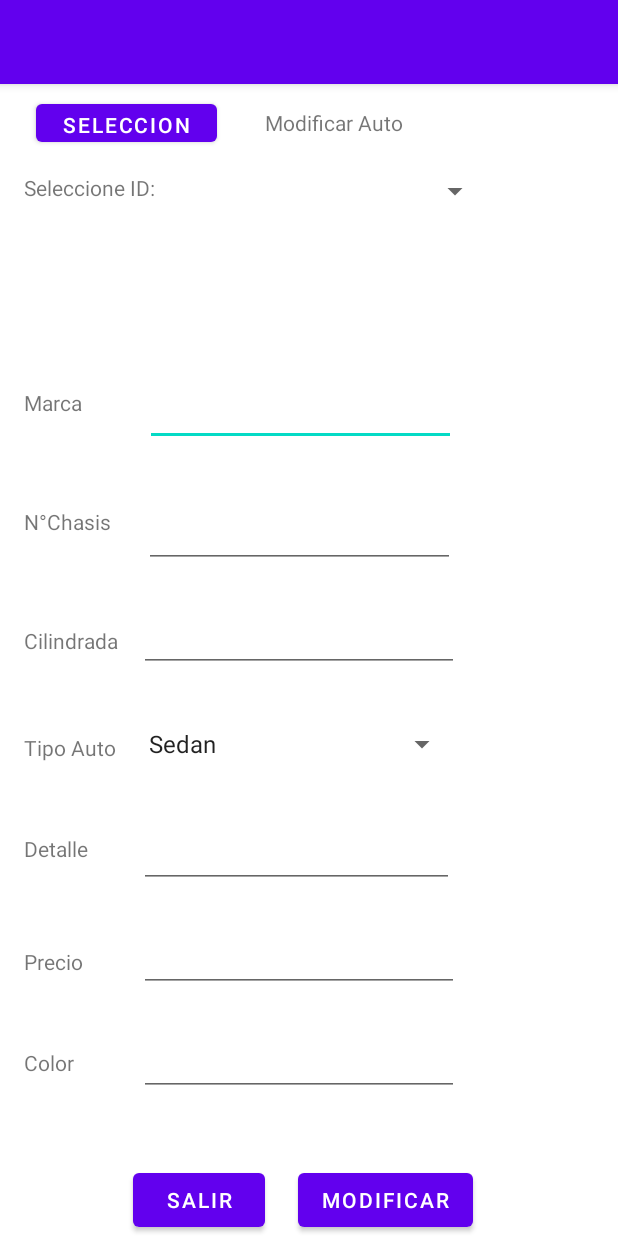
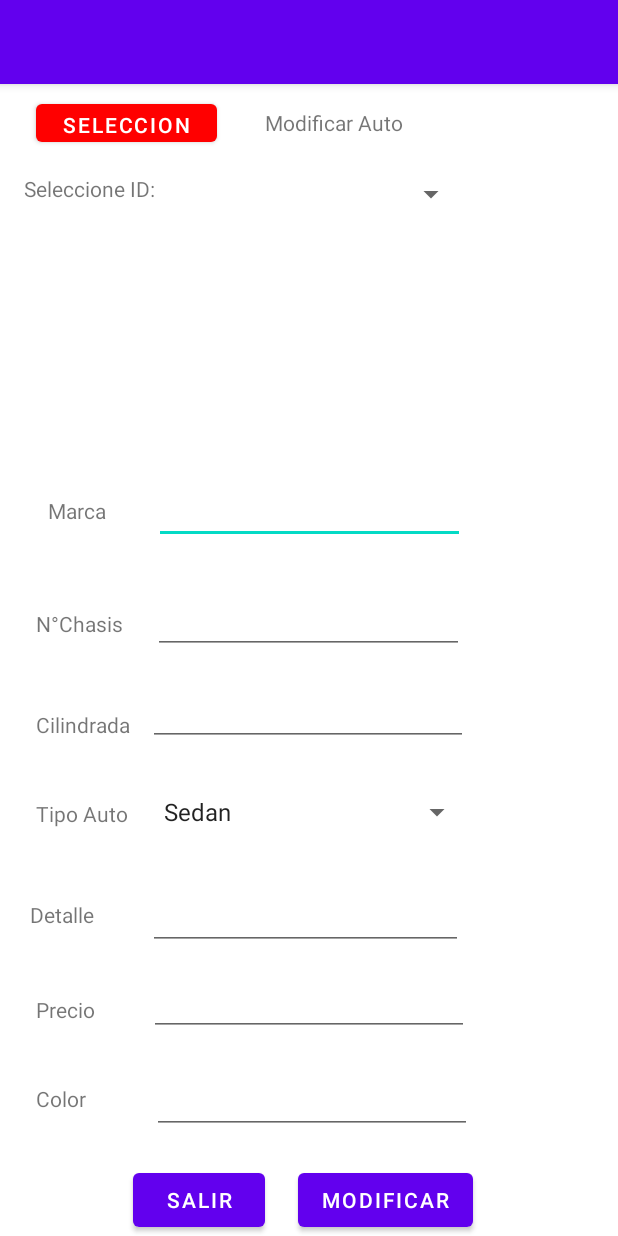
Before and after one commit to kaitomugui/certamen2, an Android app: the ModificarAuto screen opened directly, with no data from a screen before it, on a phone screen of 412 x 824 dp. Run offline under Robolectric (Android 15) with nearby library versions, the phone set to English and light mode, and no system bars.

Commit message:
Modificar Auto Ordenado

```diff
--- a/app/src/main/res/layout/activity_modificar_auto.xml
+++ b/app/src/main/res/layout/activity_modificar_auto.xml
@@ -35,88 +35,133 @@
         android:id="@+id/spMIdAutos"
         android:layout_width="192dp"
         android:layout_height="28dp"
-        android:layout_marginStart="32dp"
-        android:layout_marginLeft="32dp"
-        android:layout_marginTop="22dp"
-        app:layout_constraintBottom_toTopOf="@+id/edtMMarca"
+        android:layout_marginStart="16dp"
+        android:layout_marginLeft="16dp"
+        android:layout_marginTop="24dp"
         app:layout_constraintStart_toEndOf="@+id/tvM2"
-        app:layout_constraintTop_toBottomOf="@+id/tvM1"
-        app:layout_constraintVertical_bias="0.0" />
+        app:layout_constraintTop_toBottomOf="@+id/tvM1" />
 
     <EditText
         android:id="@+id/edtMMarca"
         android:layout_width="207dp"
         android:layout_height="59dp"
-        android:layout_marginStart="42dp"
-        android:layout_marginLeft="42dp"
-        android:layout_marginBottom="24dp"
+        android:layout_marginStart="32dp"
+        android:layout_marginLeft="32dp"
+        android:layout_marginBottom="16dp"
         android:ems="10"
         android:inputType="textPersonName"
         app:layout_constraintBottom_toTopOf="@+id/edtMChasis"
         app:layout_constraintStart_toEndOf="@+id/tvM3" />
 
+    <TextView
+        android:id="@+id/tvM9"
+        android:layout_width="wrap_content"
+        android:layout_height="wrap_content"
+        android:layout_marginStart="24dp"
+        android:layout_marginLeft="24dp"
+        android:text="Color"
+        app:layout_constraintBottom_toBottomOf="@+id/edtMColor"
+        app:layout_constraintStart_toStartOf="parent"
+        app:layout_constraintTop_toTopOf="@+id/edtMColor"
+        app:layout_constraintVertical_bias="0.461" />
+
+    <TextView
+        android:id="@+id/tvM4"
+        android:layout_width="wrap_content"
+        android:layout_height="wrap_content"
+        android:layout_marginStart="24dp"
+        android:layout_marginLeft="24dp"
+        android:layout_marginBottom="48dp"
+        android:text="N°Chasis"
+        app:layout_constraintBottom_toTopOf="@+id/tvM5"
+        app:layout_constraintStart_toStartOf="parent" />
+
     <EditText
-        android:id="@+id/edtMDetalle"
-        android:layout_width="210dp"
-        android:layout_height="48dp"
-        android:layout_marginStart="34dp"
-        android:layout_marginLeft="34dp"
-        android:layout_marginBottom="24dp"
+        android:id="@+id/edtMCilindrada"
+        android:layout_width="wrap_content"
+        android:layout_height="wrap_content"
+        android:layout_marginStart="12dp"
+        android:layout_marginLeft="12dp"
+        android:layout_marginBottom="20dp"
+        android:ems="10"
+        android:inputType="number"
+        app:layout_constraintBottom_toTopOf="@+id/spMTipoAuto"
+        app:layout_constraintStart_toEndOf="@+id/tvM5" />
+
+    <EditText
+        android:id="@+id/edtMChasis"
+        android:layout_width="207dp"
+        android:layout_height="57dp"
+        android:layout_marginStart="20dp"
+        android:layout_marginLeft="20dp"
+        android:layout_marginBottom="16dp"
+        android:ems="10"
+        android:inputType="number"
+        app:layout_constraintBottom_toTopOf="@+id/edtMCilindrada"
+        app:layout_constraintStart_toEndOf="@+id/tvM4" />
+
+    <EditText
+        android:id="@+id/edtMColor"
+        android:layout_width="wrap_content"
+        android:layout_height="wrap_content"
+        android:layout_marginStart="44dp"
+        android:layout_marginLeft="44dp"
+        android:layout_marginBottom="20dp"
         android:ems="10"
         android:inputType="textPersonName"
-        app:layout_constraintBottom_toTopOf="@+id/edtMPrecio"
-        app:layout_constraintStart_toEndOf="@+id/evM7" />
+        app:layout_constraintBottom_toTopOf="@+id/btMSalir"
+        app:layout_constraintStart_toEndOf="@+id/tvM9" />
+
+    <Spinner
+        android:id="@+id/spMTipoAuto"
+        android:layout_width="214dp"
+        android:layout_height="48dp"
+        android:layout_marginStart="16dp"
+        android:layout_marginLeft="16dp"
+        android:layout_marginBottom="20dp"
+        app:layout_constraintBottom_toTopOf="@+id/edtMDetalle"
+        app:layout_constraintStart_toEndOf="@+id/tvM6" />
+
+    <TextView
+        android:id="@+id/evM7"
+        android:layout_width="wrap_content"
+        android:layout_height="wrap_content"
+        android:layout_marginStart="20dp"
+        android:layout_marginLeft="20dp"
+        android:layout_marginBottom="44dp"
+        android:text="Detalle"
+        app:layout_constraintBottom_toTopOf="@+id/tvM8"
+        app:layout_constraintStart_toStartOf="parent" />
+
+    <EditText
+        android:id="@+id/edtMPrecio"
+        android:layout_width="wrap_content"
+        android:layout_height="wrap_content"
+        android:layout_marginStart="36dp"
+        android:layout_marginLeft="36dp"
+        android:layout_marginBottom="20dp"
+        android:ems="10"
+        android:inputType="number"
+        app:layout_constraintBottom_toTopOf="@+id/edtMColor"
+        app:layout_constraintStart_toEndOf="@+id/tvM8" />
 
     <TextView
         android:id="@+id/tvM3"
         android:layout_width="wrap_content"
         android:layout_height="wrap_content"
-        android:layout_marginStart="16dp"
-        android:layout_marginLeft="16dp"
-        android:layout_marginBottom="60dp"
+        android:layout_marginStart="32dp"
+        android:layout_marginLeft="32dp"
+        android:layout_marginBottom="56dp"
         android:text="Marca"
         app:layout_constraintBottom_toTopOf="@+id/tvM4"
-        app:layout_constraintStart_toStartOf="parent" />
-
-    <TextView
-        android:id="@+id/tvM4"
-        android:layout_width="wrap_content"
-        android:layout_height="wrap_content"
-        android:layout_marginStart="16dp"
-        android:layout_marginLeft="16dp"
-        android:layout_marginBottom="60dp"
-        android:text="N°Chasis"
-        app:layout_constraintBottom_toTopOf="@+id/tvM5"
-        app:layout_constraintStart_toStartOf="parent" />
-
-    <TextView
-        android:id="@+id/tvM9"
-        android:layout_width="wrap_content"
-        android:layout_height="wrap_content"
-        android:layout_marginStart="16dp"
-        android:layout_marginLeft="16dp"
-        android:text="Color"
-        app:layout_constraintBottom_toBottomOf="@+id/edtMColor"
-        app:layout_constraintStart_toStartOf="parent"
-        app:layout_constraintTop_toTopOf="@+id/edtMColor" />
-
-    <TextView
-        android:id="@+id/evM7"
-        android:layout_width="wrap_content"
-        android:layout_height="wrap_content"
-        android:layout_marginStart="16dp"
-        android:layout_marginLeft="16dp"
-        android:layout_marginBottom="56dp"
-        android:text="Detalle"
-        app:layout_constraintBottom_toTopOf="@+id/tvM8"
         app:layout_constraintStart_toStartOf="parent" />
 
     <TextView
         android:id="@+id/tvM6"
         android:layout_width="wrap_content"
         android:layout_height="wrap_content"
-        android:layout_marginStart="16dp"
-        android:layout_marginLeft="16dp"
+        android:layout_marginStart="24dp"
+        android:layout_marginLeft="24dp"
         android:layout_marginBottom="48dp"
         android:text="Tipo Auto"
         app:layout_constraintBottom_toTopOf="@+id/evM7"
@@ -126,9 +171,9 @@
         android:id="@+id/tvM8"
         android:layout_width="wrap_content"
         android:layout_height="wrap_content"
-        android:layout_marginStart="16dp"
-        android:layout_marginLeft="16dp"
-        android:layout_marginBottom="48dp"
+        android:layout_marginStart="24dp"
+        android:layout_marginLeft="24dp"
+        android:layout_marginBottom="40dp"
         android:text="Precio"
         app:layout_constraintBottom_toTopOf="@+id/tvM9"
         app:layout_constraintStart_toStartOf="parent" />
@@ -137,70 +182,24 @@
         android:id="@+id/tvM5"
         android:layout_width="wrap_content"
         android:layout_height="wrap_content"
-        android:layout_marginStart="16dp"
-        android:layout_marginLeft="16dp"
-        android:layout_marginBottom="52dp"
+        android:layout_marginStart="24dp"
+        android:layout_marginLeft="24dp"
+        android:layout_marginBottom="40dp"
         android:text="Cilindrada"
         app:layout_constraintBottom_toTopOf="@+id/tvM6"
         app:layout_constraintStart_toStartOf="parent" />
 
     <EditText
-        android:id="@+id/edtMCilindrada"
-        android:layout_width="wrap_content"
-        android:layout_height="wrap_content"
-        android:layout_marginStart="14dp"
-        android:layout_marginLeft="14dp"
-        android:layout_marginBottom="24dp"
-        android:ems="10"
-        android:inputType="number"
-        app:layout_constraintBottom_toTopOf="@+id/spMTipoAuto"
-        app:layout_constraintStart_toEndOf="@+id/tvM5" />
-
-    <Spinner
-        android:id="@+id/spMTipoAuto"
-        android:layout_width="214dp"
+        android:id="@+id/edtMDetalle"
+        android:layout_width="210dp"
         android:layout_height="48dp"
-        android:layout_marginStart="14dp"
-        android:layout_marginLeft="14dp"
-        android:layout_marginBottom="24dp"
-        app:layout_constraintBottom_toTopOf="@+id/edtMDetalle"
-        app:layout_constraintStart_toEndOf="@+id/tvM6" />
-
-    <EditText
-        android:id="@+id/edtMColor"
-        android:layout_width="wrap_content"
-        android:layout_height="wrap_content"
-        android:layout_marginStart="43dp"
-        android:layout_marginLeft="43dp"
-        android:layout_marginBottom="45dp"
+        android:layout_marginStart="36dp"
+        android:layout_marginLeft="36dp"
+        android:layout_marginBottom="12dp"
         android:ems="10"
         android:inputType="textPersonName"
-        app:layout_constraintBottom_toTopOf="@+id/btMSalir"
-        app:layout_constraintStart_toEndOf="@+id/tvM9" />
-
-    <EditText
-        android:id="@+id/edtMPrecio"
-        android:layout_width="wrap_content"
-        android:layout_height="wrap_content"
-        android:layout_marginStart="37dp"
-        android:layout_marginLeft="37dp"
-        android:layout_marginBottom="24dp"
-        android:ems="10"
-        android:inputType="number"
-        app:layout_constraintBottom_toTopOf="@+id/edtMColor"
-        app:layout_constraintStart_toEndOf="@+id/tvM8" />
-
-    <EditText
-        android:id="@+id/edtMChasis"
-        android:layout_width="207dp"
-        android:layout_height="57dp"
-        android:layout_marginStart="22dp"
-        android:layout_marginLeft="22dp"
-        android:layout_marginBottom="24dp"
-        android:ems="10"
-        android:inputType="number"
-        app:layout_constraintBottom_toTopOf="@+id/edtMCilindrada"
-        app:layout_constraintStart_toEndOf="@+id/tvM4" />
+        app:layout_constraintBottom_toTopOf="@+id/edtMPrecio"
+        app:layout_constraintStart_toEndOf="@+id/evM7" />
 
     <Button
         android:id="@+id/btMModificar"
@@ -235,6 +234,7 @@
         android:layout_marginEnd="32dp"
         android:layout_marginRight="32dp"
         android:text="Seleccion"
+        app:backgroundTint="#FF0000"
         app:layout_constraintEnd_toStartOf="@+id/tvM1"
         app:layout_constraintStart_toStartOf="parent"
         app:layout_constraintTop_toTopOf="parent" />
```
